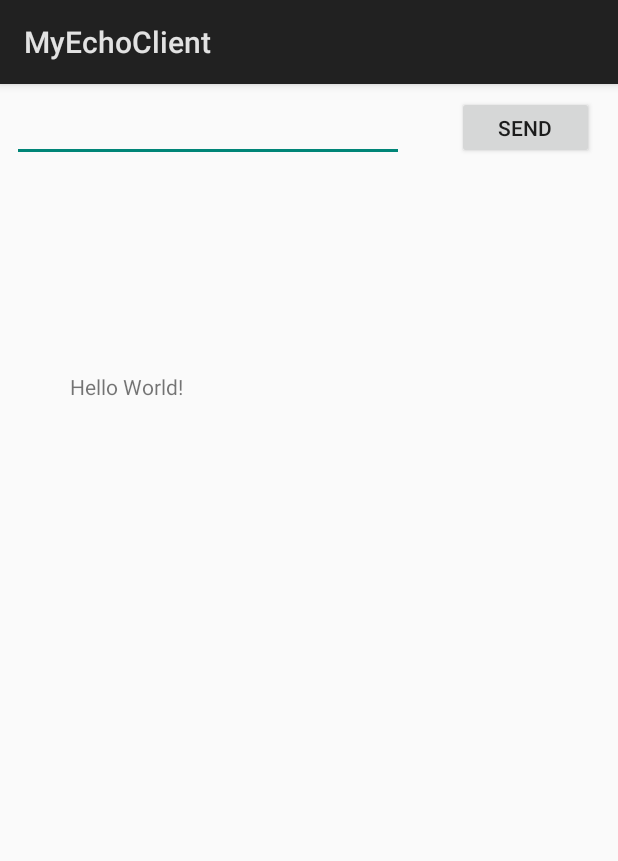
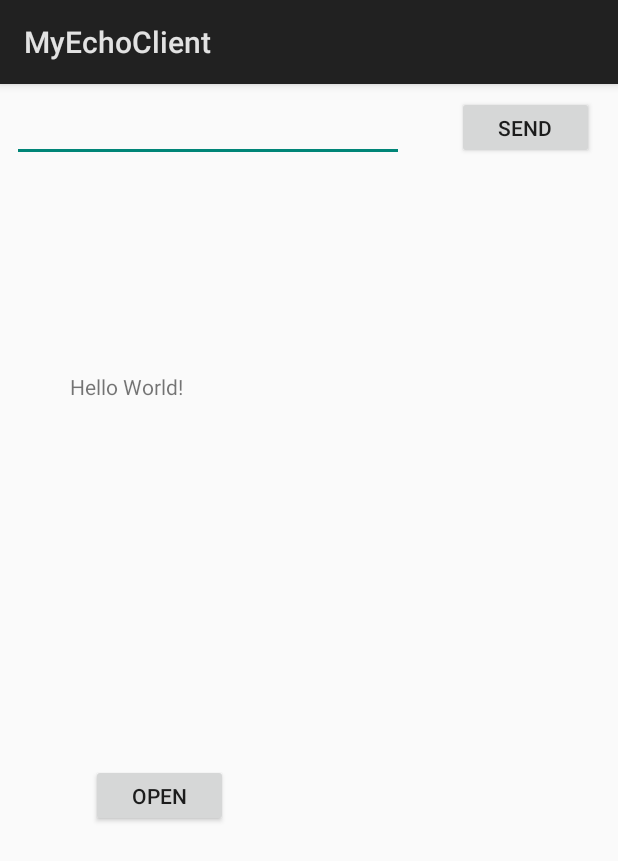
Before and after one commit to raducaz/HomeAutomationController, an Android app: the screen it shows after launch (MainActivity), on a phone screen of 412 x 824 dp. Shown: the top 861 px of the screen. Run offline under Robolectric (Android 15) with nearby library versions, the light colour scheme and no system bars; libraries missing offline, so code that uses them is left out: io.netty.bootstrap, io.netty.channel.

Commit message:
update studio

```diff
--- a/MyEchoClient/app/src/main/java/com/gmail/raducaz/myechoclient/MainActivity.java
+++ b/MyEchoClient/app/src/main/java/com/gmail/raducaz/myechoclient/MainActivity.java
@@ -1,6 +1,7 @@
 package com.gmail.raducaz.myechoclient;
 
 import android.app.Activity;
+import android.content.Intent;
 import android.os.Bundle;
 import android.view.View;
 import android.view.View.OnClickListener;
@@ -20,13 +21,15 @@ import io.netty.channel.socket.nio.NioSocketChannel;
 
 public class MainActivity extends Activity {
 
+    public static final String EXTRA_MESSAGE = "com.gmail.raducaz.myechoclient.MESSAGE";
+
     @Override
     protected void onCreate(Bundle savedInstanceState) {
         super.onCreate(savedInstanceState);
         setContentView(R.layout.activity_main);
 
-        final Button button = (Button)findViewById(R.id.btnSend);
-        button.setOnClickListener(new OnClickListener() {
+        final Button btnSend = (Button)findViewById(R.id.btnSend);
+        btnSend.setOnClickListener(new OnClickListener() {
             public void onClick(View v) {
                 final EditText txtMsg = (EditText)findViewById(R.id.txtMsg);
                 String msg = txtMsg.getText().toString();
@@ -36,8 +39,14 @@ public class MainActivity extends Activity {
                 txtMsg.setText("");
             }
         });
+    }
 
-
+    public void openActionActivity(View view) {
+        Intent intent = new Intent(this, ActionActivity.class);
+        EditText txtMsg = (EditText) findViewById(R.id.txtMsg);
+        String actionName = txtMsg.getText().toString();
+        intent.putExtra(EXTRA_MESSAGE, actionName);
+        startActivity(intent);
     }
 
 
--- a/MyEchoClient/app/src/main/res/layout/activity_main.xml
+++ b/MyEchoClient/app/src/main/res/layout/activity_main.xml
@@ -13,15 +13,34 @@
     app:layout_constraintLeft_toLeftOf="parent"
     app:layout_constraintTop_toTopOf="parent"
     android:layout_marginTop="8dp" />
+
+    <Button
+        android:id="@+id/btnOpen"
+        android:layout_width="91dp"
+        android:layout_height="42dp"
+        android:layout_marginBottom="8dp"
+        android:layout_marginLeft="8dp"
+        android:layout_marginRight="260dp"
+        android:layout_marginTop="453dp"
+        android:onClick="openActionActivity"
+        android:text="Open"
+        app:layout_constraintBottom_toBottomOf="parent"
+        app:layout_constraintHorizontal_bias="1.0"
+        app:layout_constraintLeft_toLeftOf="parent"
+        app:layout_constraintRight_toRightOf="parent"
+        app:layout_constraintTop_toTopOf="parent"
+        app:layout_constraintVertical_bias="0.0" />
+
     <Button
         android:id="@+id/btnSend"
-        android:text="Send"
         android:layout_width="91dp"
         android:layout_height="42dp"
         android:layout_marginRight="16dp"
+        android:layout_marginTop="8dp"
+        android:text="Send"
         app:layout_constraintRight_toRightOf="parent"
-        app:layout_constraintTop_toTopOf="parent"
-        android:layout_marginTop="8dp" />
+        app:layout_constraintTop_toTopOf="parent" />
+
     <TextView
         android:id="@+id/tvReceivedMsg"
         android:layout_width="319dp"
--- a/MyEchoClient/build.gradle
+++ b/MyEchoClient/build.gradle
@@ -5,7 +5,7 @@ buildscript {
         jcenter()
     }
     dependencies {
-        classpath 'com.android.tools.build:gradle:2.3.2'
+        classpath 'com.android.tools.build:gradle:3.0.0'
 
         // NOTE: Do not place your application dependencies here; they belong
         // in the individual module build.gradle files
```
Also changed, not shown: MyEchoClient/app/build.gradle (+6 -4 lines), MyEchoClient/app/src/main/AndroidManifest.xml (+10 -2 lines), MyEchoClient/gradle/wrapper/gradle-wrapper.properties, 1 other file.
